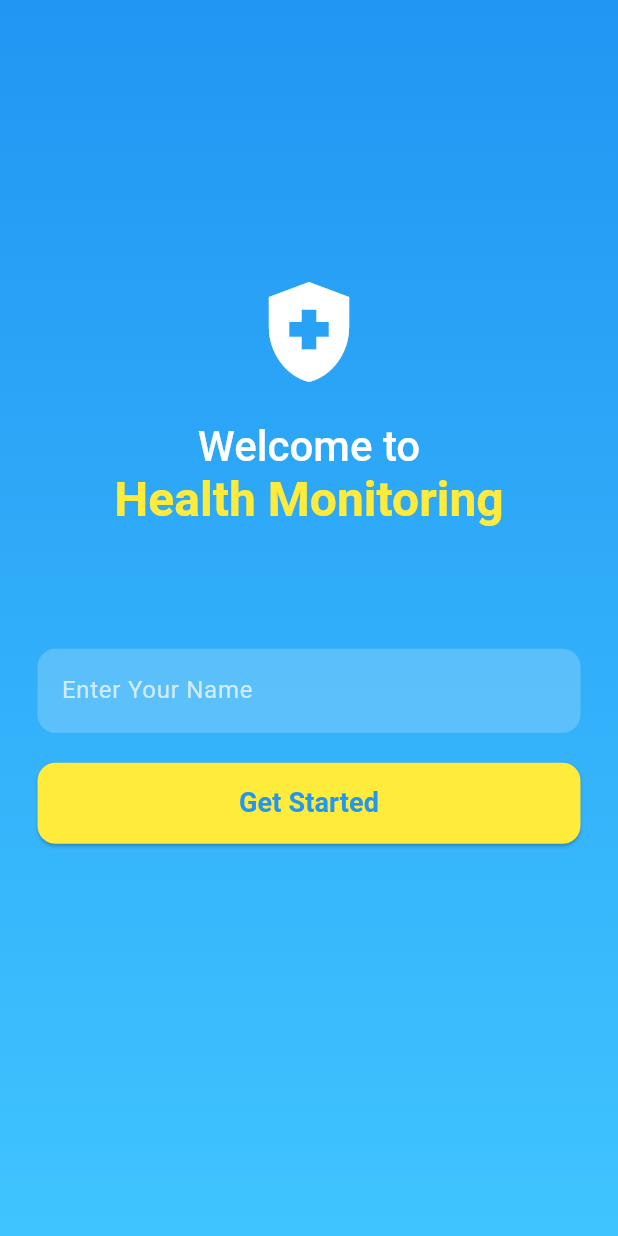
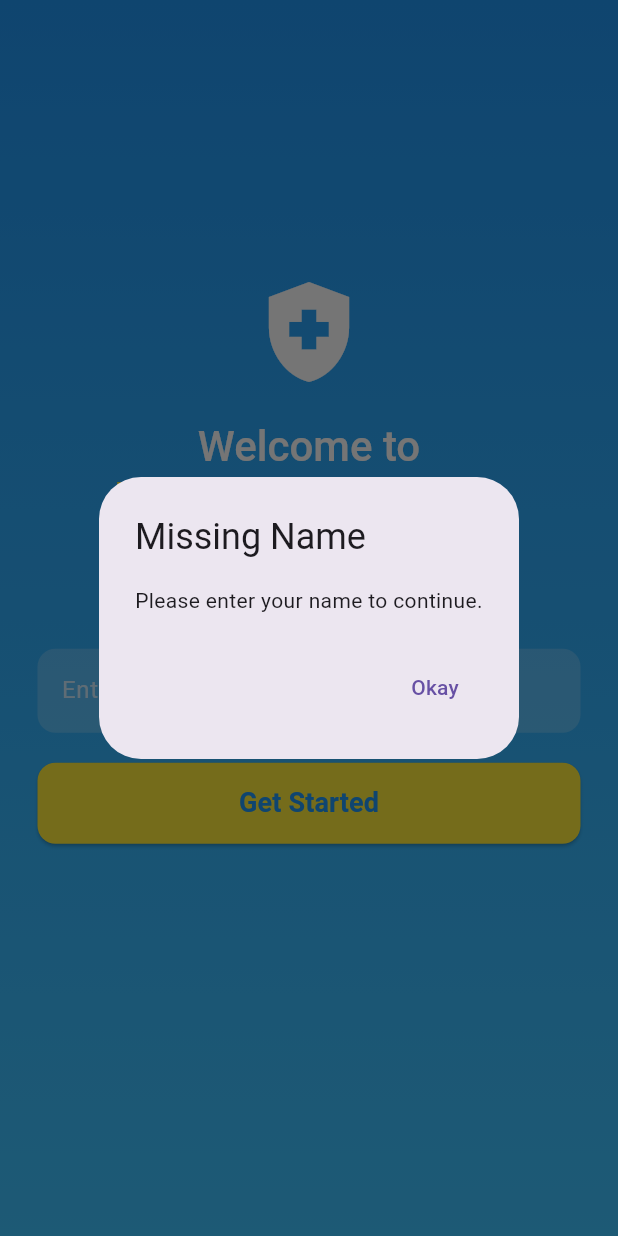
Before and after one commit to thecoderkid351/bisonbytes2025, a Flutter app: the screen it shows after launch, after a tap on "Get Started", on a phone screen of 412 x 824 dp. Run offline on Flutter 3.47's test engine with Material 3 defaults, Android fonts, the phone set to English and light mode, and no system bars.

Commit message:
Front page & start page pretty  much done

```diff
--- a/lib/front_page.dart
+++ b/lib/front_page.dart
@@ -1,5 +1,7 @@
 import 'package:flutter/material.dart';
+import 'package:flutter/cupertino.dart';
 import 'package:healthmonitorapp/start_page.dart';
+import 'dart:io';
 
 class FrontPage extends StatefulWidget {
   const FrontPage({super.key});
@@ -13,15 +15,52 @@ class FrontPage extends StatefulWidget {
 class _FrontPage extends State<FrontPage> {
   final _usersName = TextEditingController();
 
-  void _navigateToStartPage() {
-    if (_usersName.text.isNotEmpty) {
-      Navigator.push(
-        context,
-        MaterialPageRoute(
-          builder: (context) => StartPage(userName: _usersName.text),
-        ),
+  void _showDialog() {
+    if (Platform.isIOS) {
+      showCupertinoDialog(
+        context: context,
+        builder:
+            (ctx) => CupertinoAlertDialog(
+              title: const Text('Missing Name'),
+              content: const Text('Please enter your name to continue.'),
+              actions: [
+                TextButton(
+                  onPressed: () => Navigator.pop(ctx),
+                  child: const Text('Okay'),
+                ),
+              ],
+            ),
+      );
+    } else {
+      showDialog(
+        context: context,
+        builder:
+            (ctx) => AlertDialog(
+              title: const Text('Missing Name'),
+              content: const Text('Please enter your name to continue.'),
+              actions: [
+                TextButton(
+                  onPressed: () => Navigator.pop(ctx),
+                  child: const Text('Okay'),
+                ),
+              ],
+            ),
       );
     }
+  }
+
+  void _navigateToStartPage() {
+    if (_usersName.text.trim().isEmpty) {
+      _showDialog();
+      return;
+    }
+
+    Navigator.push(
+      context,
+      MaterialPageRoute(
+        builder: (context) => StartPage(userName: _usersName.text),
+      ),
+    );
   }
 
   @override
@@ -30,10 +69,7 @@ class _FrontPage extends State<FrontPage> {
       body: Container(
         decoration: const BoxDecoration(
           gradient: LinearGradient(
-            colors: [
-              Colors.blue,
-              Colors.lightBlueAccent,
-            ], // Gradient background
+            colors: [Colors.blue, Colors.lightBlueAccent],
             begin: Alignment.topCenter,
             end: Alignment.bottomCenter,
           ),
@@ -44,9 +80,9 @@ class _FrontPage extends State<FrontPage> {
             child: Column(
               crossAxisAlignment: CrossAxisAlignment.center,
               children: [
-                const Spacer(flex: 2), // Pushes content downward initially
+                const Spacer(flex: 2),
                 const Icon(
-                  Icons.health_and_safety, // Health-themed icon
+                  Icons.health_and_safety,
                   size: 80,
                   color: Colors.white,
                 ),
@@ -93,11 +129,10 @@ class _FrontPage extends State<FrontPage> {
                 SizedBox(
                   width: double.infinity,
                   child: ElevatedButton(
-                    // Goes the different page
                     onPressed: _navigateToStartPage,
                     style: ElevatedButton.styleFrom(
-                      backgroundColor: Colors.yellow, // Vibrant button color
-                      foregroundColor: Colors.blue, // Text color
+                      backgroundColor: Colors.yellow,
+                      foregroundColor: Colors.blue,
                       shape: RoundedRectangleBorder(
                         borderRadius: BorderRadius.circular(12),
                       ),
@@ -112,7 +147,7 @@ class _FrontPage extends State<FrontPage> {
                     ),
                   ),
                 ),
-                const Spacer(flex: 3), // Balances the layout
+                const Spacer(flex: 3),
               ],
             ),
           ),
--- a/pubspec.yaml
+++ b/pubspec.yaml
@@ -35,7 +35,7 @@ dependencies:
   # The following adds the Cupertino Icons font to your application.
   # Use with the CupertinoIcons class for iOS style icons.
   cupertino_icons: ^1.0.8
-  google_fonts: ^6.2.1
+  google_fonts: ^4.0.4
 
 dev_dependencies:
   flutter_test:
```
Also changed, not shown: lib/start_page.dart (+1 -41 lines), pubspec.lock, 3 other files.
